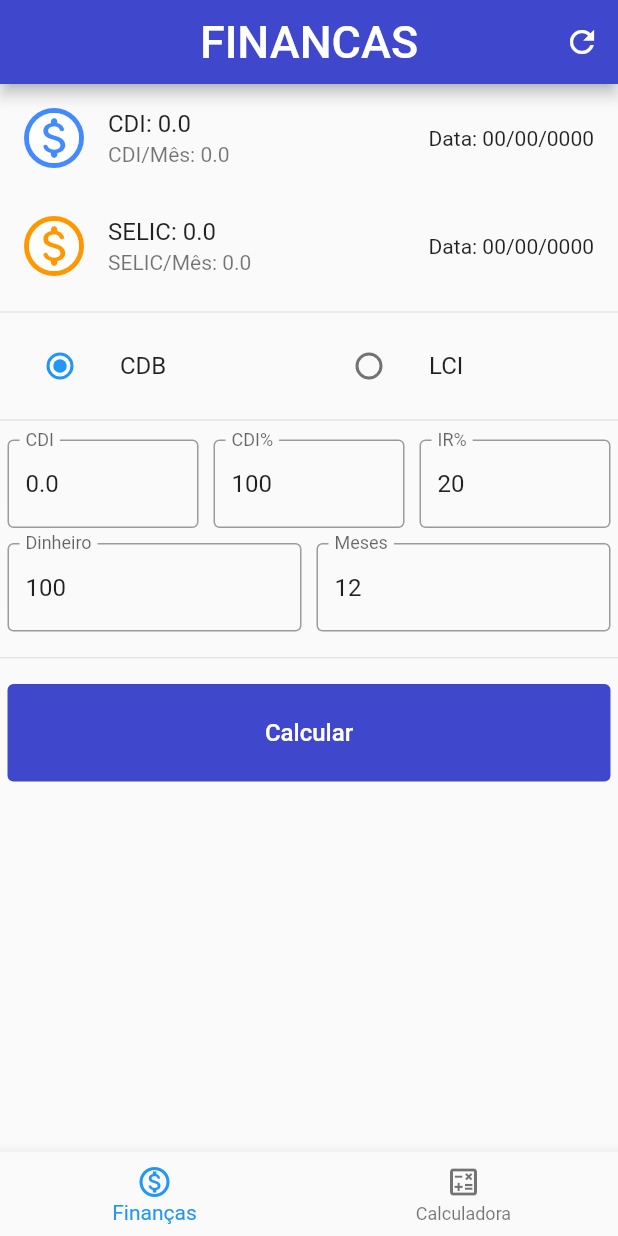
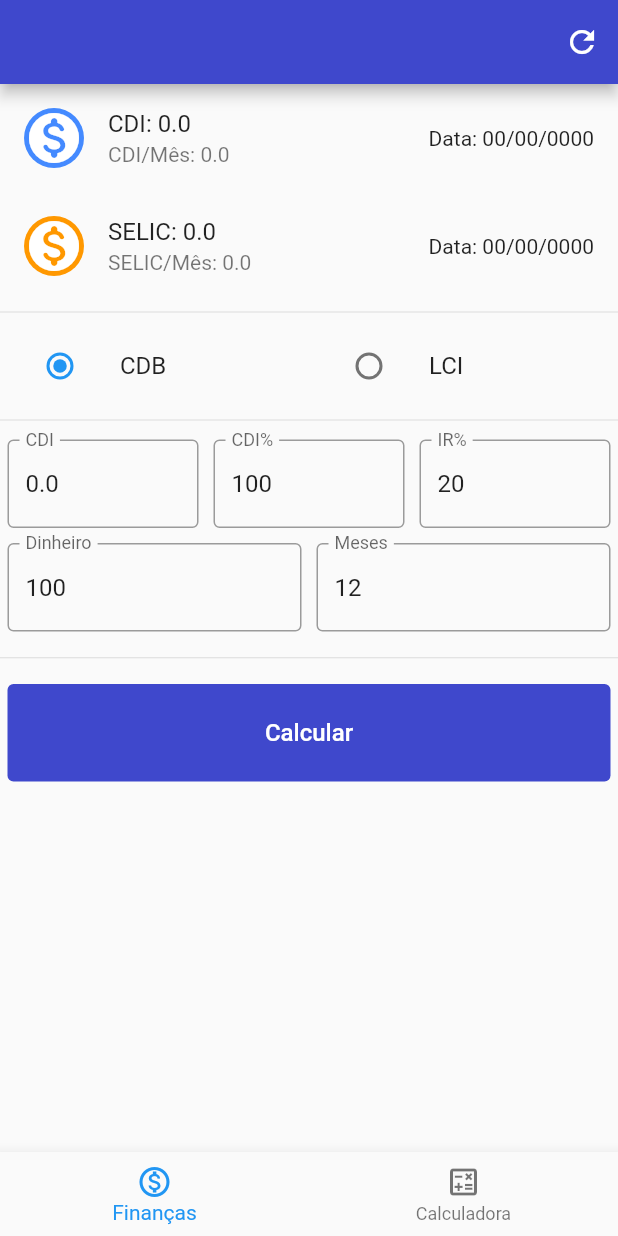
Before and after one commit to Marcos13169/kestisfinanca, a Flutter app: the screen it shows after launch, on a phone screen of 412 x 824 dp. Run offline on Flutter 3.47's test engine with Material 2 defaults, Android fonts, the light colour scheme and no system bars; our stand-ins replace google_fonts, shared_preferences; missing offline and left inert: function_tree.

Commit message:
descrição do commit

```diff
--- a/lib/pagina_financa.dart
+++ b/lib/pagina_financa.dart
@@ -257,8 +257,8 @@ class _PaginaFinancaState extends State<PaginaFinanca> {
   @override
   Widget build(BuildContext context) {
     return Scaffold(
-      appBar: Componentes().criaAppBar('FINANCAS', 30, Colors.white, buscarCDI,
-          const Icon(Icons.refresh_outlined)),
+      appBar: Componentes().criaAppBar(
+          '', 30, Colors.white, buscarCDI, const Icon(Icons.refresh_outlined)),
       body: SingleChildScrollView(
         physics: ScrollPhysics(),
         child: Column(
```
